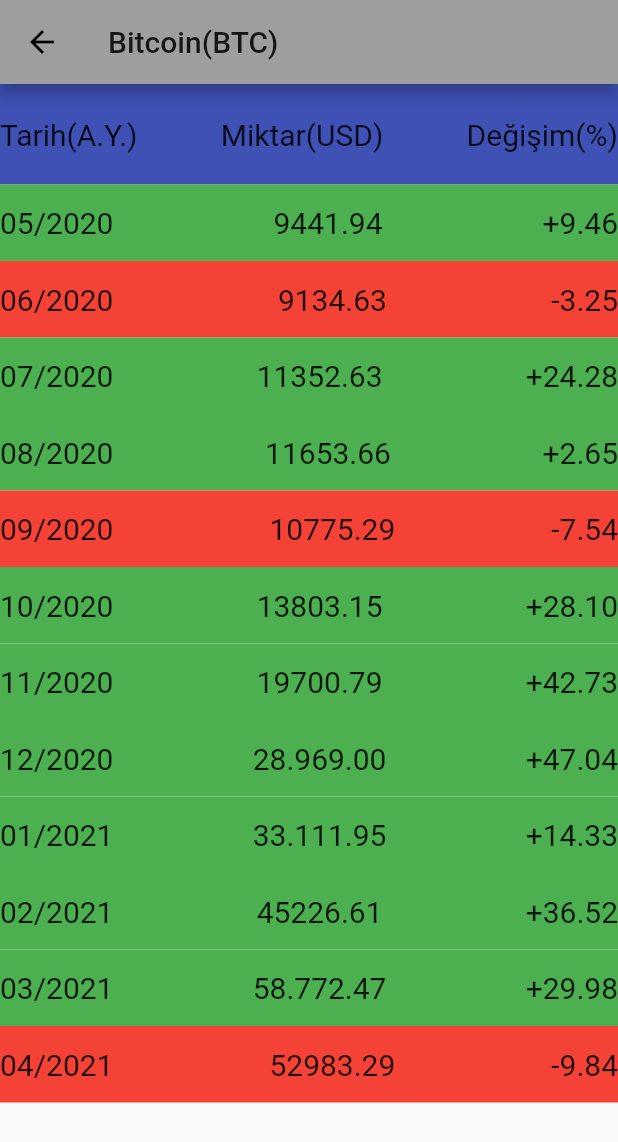
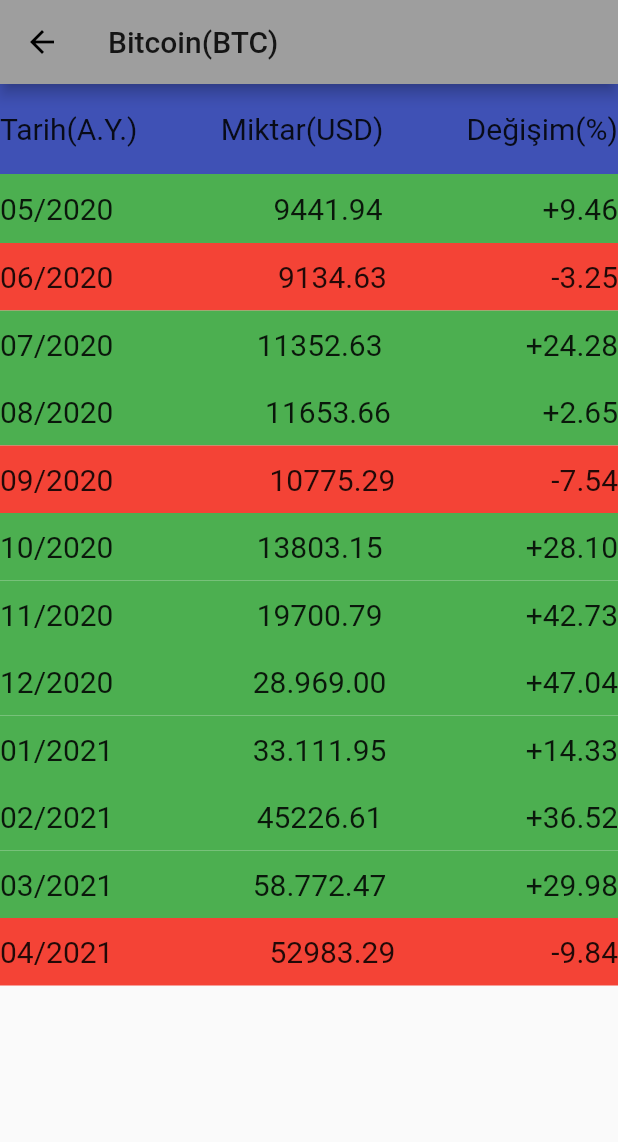
Before and after one commit to ahmetoruc1/Kriptolog, a Flutter app: the BTC screen opened directly, on a phone screen of 412 x 824 dp. Shown: the top 1142 px of the screen. Run offline on Flutter 3.47's test engine with Material 2 defaults, Android fonts, the light colour scheme and no system bars.

Commit message:
pixel sorunu çözüldü

```diff
--- a/lib/Bitcoin.dart
+++ b/lib/Bitcoin.dart
@@ -19,7 +19,7 @@
       body: Column(
         children:<Widget>[
           Container(
-            height:67 ,
+            height:60,
             color: Colors.indigo,
 
             child: Row(
@@ -33,7 +33,7 @@
           )
           ),
           Container(
-              height:51  ,
+              height:46  ,
               color: Colors.green,
               child: Row(
                   mainAxisAlignment: MainAxisAlignment.spaceBetween,
@@ -46,7 +46,7 @@
               )
           ),
           Container(
-              height:51  ,
+              height:45  ,
               color: Colors.red,
               child: Row(
                   mainAxisAlignment: MainAxisAlignment.spaceBetween,
@@ -59,7 +59,7 @@
               )
           ),
           Container(
-              height:51  ,
+              height:45  ,
               color: Colors.green,
               child: Row(
                   mainAxisAlignment: MainAxisAlignment.spaceBetween,
@@ -72,7 +72,7 @@
               )
           ),
           Container(
-              height:51  ,
+              height:45 ,
               color: Colors.green,
               child: Row(
                   mainAxisAlignment: MainAxisAlignment.spaceBetween,
@@ -85,7 +85,7 @@
               )
           ),
           Container(
-              height:51  ,
+              height:45  ,
               color: Colors.red,
               child: Row(
                   mainAxisAlignment: MainAxisAlignment.spaceBetween,
@@ -98,7 +98,7 @@
               )
           ),
           Container(
-              height:51  ,
+              height:45  ,
               color: Colors.green,
               child: Row(
                   mainAxisAlignment: MainAxisAlignment.spaceBetween,
@@ -111,7 +111,7 @@
               )
           ),
           Container(
-              height:51  ,
+              height:45  ,
               color: Colors.green,
               child: Row(
                   mainAxisAlignment: MainAxisAlignment.spaceBetween,
@@ -124,7 +124,7 @@
               )
           ),
           Container(
-              height:51  ,
+              height:45  ,
               color: Colors.green,
               child: Row(
                   mainAxisAlignment: MainAxisAlignment.spaceBetween,
@@ -137,7 +137,7 @@
               )
           ),
           Container(
-              height:51  ,
+              height:45  ,
               color: Colors.green,
               child: Row(
                   mainAxisAlignment: MainAxisAlignment.spaceBetween,
@@ -150,7 +150,7 @@
               )
           ),
           Container(
-              height:51  ,
+              height:45  ,
               color: Colors.green,
               child: Row(
                   mainAxisAlignment: MainAxisAlignment.spaceBetween,
@@ -163,7 +163,7 @@
               )
           ),
           Container(
-              height:51  ,
+              height:45  ,
               color: Colors.green,
               child: Row(
                   mainAxisAlignment: MainAxisAlignment.spaceBetween,
@@ -176,7 +176,7 @@
               )
           ),
           Container(
-              height:51  ,
+              height:45  ,
               color: Colors.red,
               child: Row(
                   mainAxisAlignment: MainAxisAlignment.spaceBetween,
```
Also changed, not shown: lib/Etherium.dart (+13 -13 lines), lib/Ripple.dart (+13 -13 lines).
